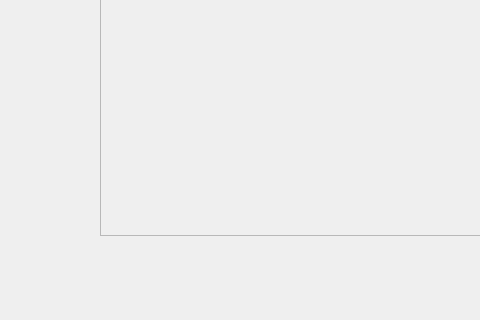
First picture: the form in mainwindow.ui, repository 43343/DeadlineList, before the edit; both pictures show x 0 to 480 and y 355 to 675 of the 1289 by 675 pixel window.
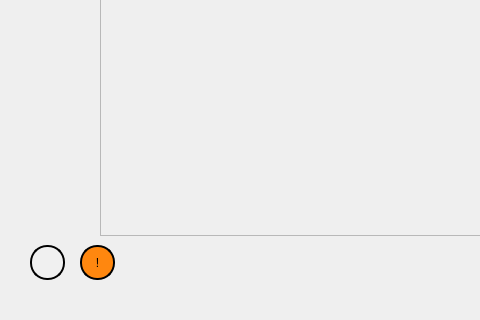
Second picture: the form after the edit. Icons and pictures are not drawn. Custom widgets are drawn as their Qt base class.

```diff
--- a/mainwindow.ui
+++ b/mainwindow.ui
@@ -180,6 +180,53 @@
       <normaloff>:/icons/icons/images.png</normaloff>:/icons/icons/images.png</iconset>
     </property>
    </widget>
+   <widget class="ShadowButton" name="userButton">
+    <property name="geometry">
+     <rect>
+      <x>30</x>
+      <y>600</y>
+      <width>35</width>
+      <height>35</height>
+     </rect>
+    </property>
+    <property name="styleSheet">
+     <string notr="true">QPushButton {
+    border: 2px solid black;
+    border-radius: 17px; 
+    background-color: #f0f0f0; 
+}</string>
+    </property>
+    <property name="text">
+     <string/>
+    </property>
+    <property name="icon">
+     <iconset resource="resource/resource.qrc">
+      <normaloff>:/icons/icons/icons8-пользователь-24.png</normaloff>:/icons/icons/icons8-пользователь-24.png</iconset>
+    </property>
+   </widget>
+   <widget class="ShadowButton" name="warningButton">
+    <property name="geometry">
+     <rect>
+      <x>80</x>
+      <y>600</y>
+      <width>35</width>
+      <height>35</height>
+     </rect>
+    </property>
+    <property name="styleSheet">
+     <string notr="true">QPushButton {
+    border: 2px solid black;
+    border-radius: 17px; 
+    
+	
+	font: 16pt &quot;Stencil&quot;;
+	background-color: rgb(255, 135, 15);
+}</string>
+    </property>
+    <property name="text">
+     <string>!</string>
+    </property>
+   </widget>
   </widget>
   <widget class="QMenuBar" name="menubar">
    <property name="geometry">
@@ -192,6 +239,13 @@
    </property>
   </widget>
  </widget>
+ <customwidgets>
+  <customwidget>
+   <class>ShadowButton</class>
+   <extends>QPushButton</extends>
+   <header>shadowbutton.h</header>
+  </customwidget>
+ </customwidgets>
  <resources>
   <include location="resource/resource.qrc"/>
  </resources>
```
